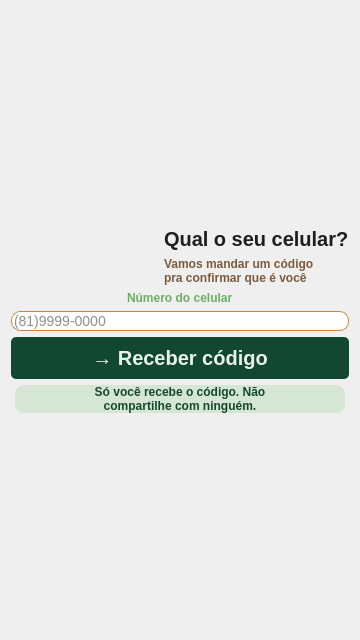
Before: the Qt Designer form gui/GetPhoneScreen.ui in pollyanasousa/projeto-interdisciplinar-ufrpe, drawn with Qt 5.
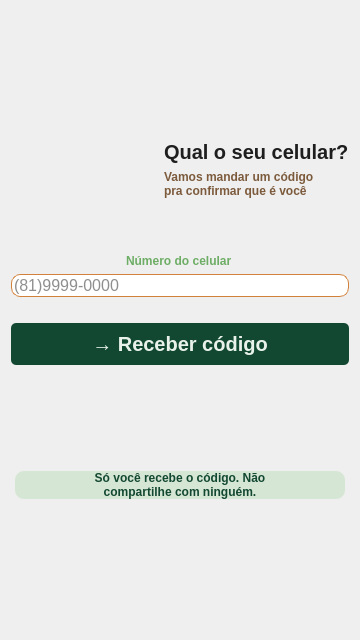
After: the same form once the commit is applied. Icons and pictures are not drawn.

Diff of the .ui file:
```diff
--- a/gui/GetPhoneScreen.ui
+++ b/gui/GetPhoneScreen.ui
@@ -49,7 +49,8 @@
 	color: #1E1E1E;
 	background-color: #FFFFFF;
 	border-radius: 9px;
-	font-size: 14px;
+	font-size: 16px;
+	margin-bottom: 20px;
 }
 
 QLabel#welcome_label{
@@ -85,6 +86,11 @@
 	color:#124831;
 	background-color:#D6E6D4;
 	border-radius:9px;
+	margin-top: 100px;
+}
+
+QLabel#phone_number_label{
+	margin-top: 50px;
 }</string>
   </property>
   <layout class="QVBoxLayout" name="verticalLayout_2">
@@ -92,7 +98,7 @@
     <layout class="QVBoxLayout" name="verticalLayout">
      <item>
       <layout class="QHBoxLayout" name="horizontalLayout">
-       <item>
+       <item alignment="Qt::AlignmentFlag::AlignHCenter|Qt::AlignmentFlag::AlignVCenter">
         <widget class="QLabel" name="phone_logo">
          <property name="sizePolicy">
           <sizepolicy hsizetype="Preferred" vsizetype="Maximum">
```
